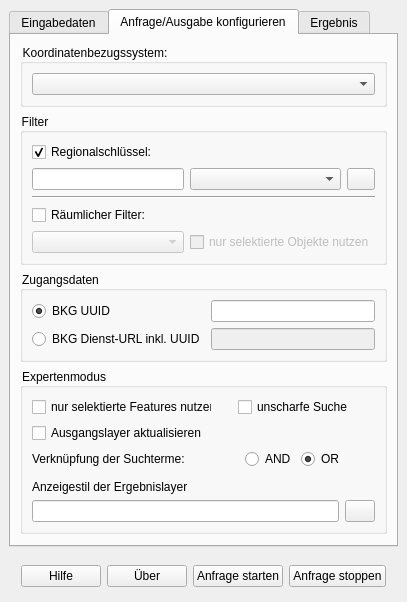
Qt form interface/ui/main_dockwidget.ui (de-bkg/qgis-geocoder) before a commit.
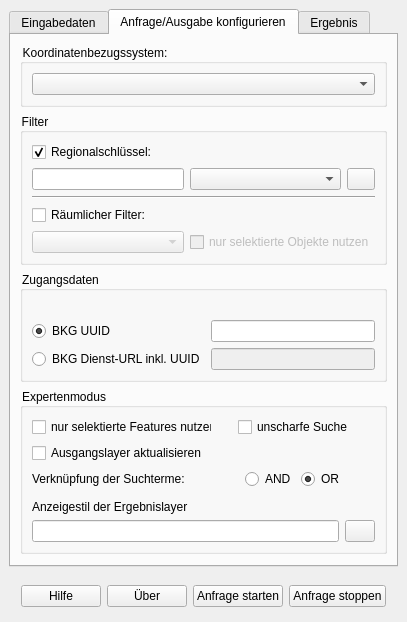
The same form after that commit. The open tabs and pages were chosen to show the change. Icons and pictures are not drawn. Custom widgets are drawn as their Qt base class.

Commit message: tooltips for new features

Patch:
```diff
--- a/interface/ui/main_dockwidget.ui
+++ b/interface/ui/main_dockwidget.ui
@@ -596,14 +596,41 @@
            <bool>false</bool>
           </property>
           <layout class="QGridLayout" name="gridLayout_2">
-           <item row="1" column="0">
+           <item row="0" column="0" colspan="2">
+            <widget class="QLabel" name="key_error_label">
+             <property name="styleSheet">
+              <string notr="true">color: red;</string>
+             </property>
+             <property name="text">
+              <string/>
+             </property>
+            </widget>
+           </item>
+           <item row="2" column="1">
+            <widget class="QLineEdit" name="api_url_edit">
+             <property name="enabled">
+              <bool>false</bool>
+             </property>
+             <property name="toolTip">
+              <string>&lt;p&gt;Zur Geokodierung mit dem Plugin BKGGeocoder benötigen sie einen gültigen Nutzer/-innen Identifikator (UUID).&lt;/p&gt;&lt;p&gt;Geben Sie hier die Dienst-URL inclusive der UUID an.&lt;/p&gt;</string>
+             </property>
+            </widget>
+           </item>
+           <item row="1" column="1">
+            <widget class="QLineEdit" name="api_key_edit">
+             <property name="toolTip">
+              <string>&lt;p&gt;Zur Geokodierung mit dem Plugin BKGGeocoder benötigen sie einen gültigen Nutzer/-innen Identifikator (UUID).&lt;/p&gt;&lt;p&gt;Geben Sie hier die Dienst-URL inclusive der UUID an.&lt;/p&gt;</string>
+             </property>
+            </widget>
+           </item>
+           <item row="2" column="0">
             <widget class="QRadioButton" name="api_url_check">
              <property name="text">
               <string>BKG Dienst-URL inkl. UUID</string>
              </property>
             </widget>
            </item>
-           <item row="0" column="0">
+           <item row="1" column="0">
             <widget class="QRadioButton" name="api_key_check">
              <property name="text">
               <string>BKG UUID</string>
@@ -613,23 +640,6 @@
              </property>
             </widget>
            </item>
-           <item row="0" column="1">
-            <widget class="QLineEdit" name="api_key_edit">
-             <property name="toolTip">
-              <string>&lt;html&gt;&lt;head/&gt;&lt;body&gt;&lt;p&gt;Zur Geokodierung mit dem Plugin BKGGeocoder benötigen sie einen gültigen Nutzer/-innen Identifikator (UUID).&lt;/p&gt;&lt;p&gt;Geben Sie hier die Dienst-URL inclusive der UUID an.&lt;/p&gt;&lt;/body&gt;&lt;/html&gt;</string>
-             </property>
-            </widget>
-           </item>
-           <item row="1" column="1">
-            <widget class="QLineEdit" name="api_url_edit">
-             <property name="enabled">
-              <bool>false</bool>
-             </property>
-             <property name="toolTip">
-              <string>&lt;html&gt;&lt;head/&gt;&lt;body&gt;&lt;p&gt;Zur Geokodierung mit dem Plugin BKGGeocoder benötigen sie einen gültigen Nutzer/-innen Identifikator (UUID).&lt;/p&gt;&lt;p&gt;Geben Sie hier die Dienst-URL inclusive der UUID an.&lt;/p&gt;&lt;/body&gt;&lt;/html&gt;</string>
-             </property>
-            </widget>
-           </item>
           </layout>
          </widget>
         </item>
```
Left out of the diff: 36 changed lines with no effect on the pictures. The commit also changes 2 other files.
